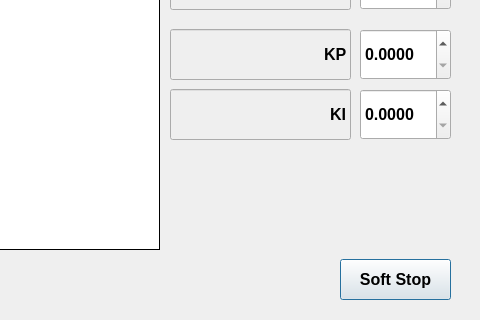
This is dialog.ui in dschio/hypres as Qt 5 draws it before an edit; both pictures show x 660 to 1140 and y 371 to 691 of the 1140 by 691 pixel window. The edited form follows.
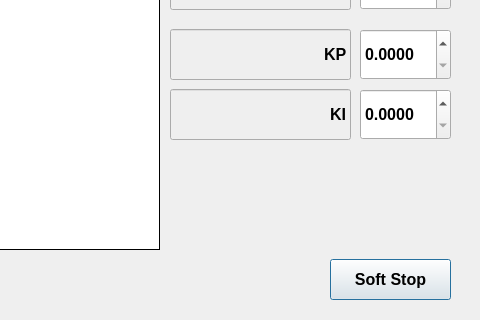
This is the edited form. Custom widgets are drawn as their Qt base class.

Diff of the .ui file:
```diff
--- a/dialog.ui
+++ b/dialog.ui
@@ -623,9 +623,9 @@
   <widget class="QPushButton" name="SoftStop">
    <property name="geometry">
     <rect>
-     <x>1000</x>
+     <x>990</x>
      <y>630</y>
-     <width>111</width>
+     <width>121</width>
      <height>41</height>
     </rect>
    </property>
```
